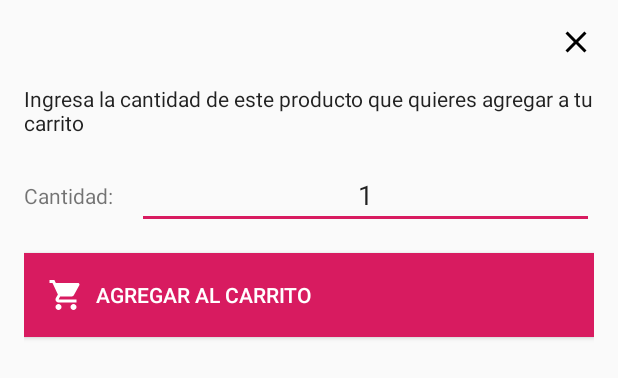
After one commit to Vege19/DAS_CHALLENGE_2, an Android app: the layout bottom_sheet.xml on its own in the app's theme, with its tools: preview values and no code run, on a phone screen of 412 x 824 dp. The commit adds this screen. Shown: the top 378 px of the screen. Run offline under Robolectric (Android 15) with nearby library versions, the phone set to English and light mode, and no system bars.

Commit message:
Adding products to cart with total cost

```diff
--- a/DAS_CHALLENGE_2/app/build.gradle
+++ b/DAS_CHALLENGE_2/app/build.gradle
@@ -36,6 +36,7 @@ dependencies {
     androidTestImplementation 'androidx.test:runner:1.1.1'
     androidTestImplementation 'androidx.test.espresso:espresso-core:3.1.1'
 
+
     //Navigation Component
     def nav_version = "2.1.0-rc01"
     implementation "androidx.navigation:navigation-fragment-ktx:$nav_version"
--- a/DAS_CHALLENGE_2/app/src/main/java/com/example/das_challenge_2/utils/Extensions.kt
+++ b/DAS_CHALLENGE_2/app/src/main/java/com/example/das_challenge_2/utils/Extensions.kt
@@ -4,6 +4,8 @@ import android.content.Context
 import android.widget.ImageView
 import android.widget.Toast
 import com.bumptech.glide.Glide
+import com.google.firebase.database.DatabaseReference
+import com.google.firebase.database.FirebaseDatabase
 
 fun showToast(context: Context, message: String) {
     Toast.makeText(context, message, Toast.LENGTH_SHORT).show()
@@ -14,3 +16,7 @@ fun ImageView.setImageWithGlide(context: Context, url: String) {
         .load(url)
         .into(this)
 }
+
+fun getFirebaseReference(path: String): DatabaseReference {
+    return FirebaseDatabase.getInstance().getReference(path)
+}
--- /dev/null
+++ b/DAS_CHALLENGE_2/app/src/main/res/drawable/ic_close.xml
@@ -0,0 +1,9 @@
+<vector xmlns:android="http://schemas.android.com/apk/res/android"
+        android:width="24dp"
+        android:height="24dp"
+        android:viewportWidth="24.0"
+        android:viewportHeight="24.0">
+    <path
+        android:fillColor="#FF000000"
+        android:pathData="M19,6.41L17.59,5 12,10.59 6.41,5 5,6.41 10.59,12 5,17.59 6.41,19 12,13.41 17.59,19 19,17.59 13.41,12z"/>
+</vector>
--- /dev/null
+++ b/DAS_CHALLENGE_2/app/src/main/res/layout/bottom_sheet.xml
@@ -0,0 +1,79 @@
+<?xml version="1.0" encoding="utf-8"?>
+<LinearLayout
+    android:id="@+id/bottomSheet"
+    xmlns:android="http://schemas.android.com/apk/res/android"
+    xmlns:app="http://schemas.android.com/apk/res-auto"
+    xmlns:tools="http://schemas.android.com/tools"
+    android:layout_width="match_parent"
+    android:layout_height="wrap_content"
+    android:padding="16dp"
+    app:layout_behavior="com.google.android.material.bottomsheet.BottomSheetBehavior">
+
+    <androidx.constraintlayout.widget.ConstraintLayout
+        android:layout_width="match_parent"
+        android:layout_height="wrap_content">
+
+        <ImageView
+            android:id="@+id/closeBottomSheetBtn"
+            android:layout_width="wrap_content"
+            android:layout_height="wrap_content"
+            app:layout_constraintTop_toTopOf="parent"
+            app:layout_constraintEnd_toEndOf="parent"
+            android:src="@drawable/ic_close"/>
+
+        <TextView
+            android:id="@+id/textView"
+            android:layout_width="0dp"
+            android:layout_height="wrap_content"
+            android:text="Ingresa la cantidad de este producto que quieres agregar a tu carrito"
+            app:layout_constraintStart_toStartOf="parent"
+            app:layout_constraintEnd_toEndOf="parent"
+            app:layout_constraintTop_toBottomOf="@id/closeBottomSheetBtn"
+            style="@style/TextAppearance.AppCompat.Body1"
+            android:layout_marginTop="16dp"/>
+
+        <TextView
+            android:id="@+id/textView1"
+            android:layout_width="0dp"
+            android:layout_height="wrap_content"
+            android:text="Cantidad:"
+            app:layout_constraintBottom_toBottomOf="@+id/productQuantityTxt"
+            app:layout_constraintStart_toStartOf="parent"
+            app:layout_constraintTop_toTopOf="@+id/productQuantityTxt" />
+
+        <EditText
+            android:id="@+id/productQuantityTxt"
+            android:layout_width="0dp"
+            android:layout_height="wrap_content"
+            android:layout_marginStart="16dp"
+            android:layout_marginTop="16dp"
+            android:autofillHints=""
+            android:inputType="number"
+            android:text="1"
+            android:textAlignment="center"
+            app:layout_constraintEnd_toEndOf="parent"
+            app:layout_constraintStart_toEndOf="@+id/textView1"
+            app:layout_constraintTop_toBottomOf="@id/textView" />
+
+        <Button
+            android:id="@+id/addToCartBtn"
+            android:layout_width="0dp"
+            android:layout_height="wrap_content"
+            android:layout_marginTop="16dp"
+            android:layout_marginBottom="16dp"
+            android:background="@color/colorAccent"
+            android:drawableStart="@drawable/ic_shopping_cart"
+            android:drawablePadding="8dp"
+            android:drawableTint="@android:color/white"
+            android:padding="16dp"
+            android:textAlignment="textStart"
+            android:text="AGREGAR AL CARRITO"
+            android:textColor="@android:color/white"
+            app:layout_constraintBottom_toBottomOf="parent"
+            app:layout_constraintEnd_toEndOf="parent"
+            app:layout_constraintStart_toStartOf="parent"
+            app:layout_constraintTop_toBottomOf="@id/productQuantityTxt" />
+
+    </androidx.constraintlayout.widget.ConstraintLayout>
+
+</LinearLayout>
```
Also changed, not shown: DAS_CHALLENGE_2/app/src/main/AndroidManifest.xml (+6 -2 lines), DAS_CHALLENGE_2/app/src/main/java/com/example/das_challenge_2/activities/ProductDetailActivity.kt (+80 -0 lines), DAS_CHALLENGE_2/app/src/main/java/com/example/das_challenge_2/activities/ProductsActivity.kt (+24 -1 lines), DAS_CHALLENGE_2/app/src/main/java/com/example/das_challenge_2/fragments/CartFragment.kt (+14 -11 lines), DAS_CHALLENGE_2/app/src/main/res/layout/activity_product_detail.xml (+9 -1 lines).
